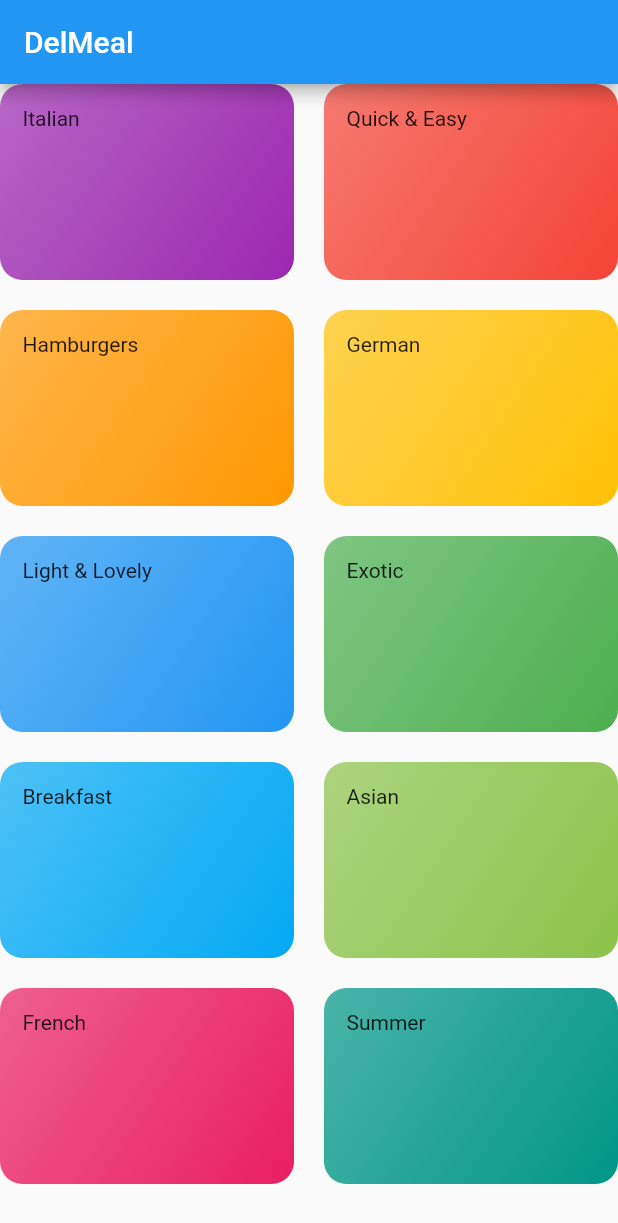
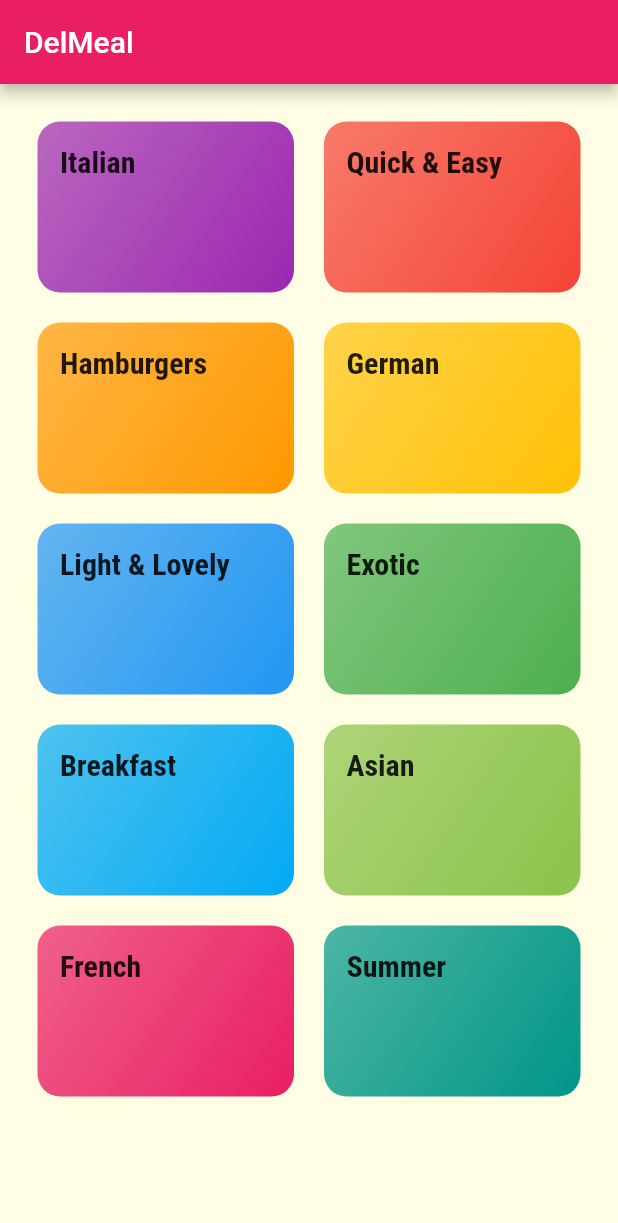
Before and after one commit to ramsony1/meals_app, a Flutter app: the screen it shows after launch, on a phone screen of 412 x 824 dp. Shown: the top 1223 px of the screen. Run offline on Flutter 3.47's test engine with Material 2 defaults, Android fonts, the phone set to English and light mode, and no system bars; Roboto replaces fonts that are missing (Releway).

Commit message:
style and theaming

```diff
--- a/lib/categories_screen.dart
+++ b/lib/categories_screen.dart
@@ -11,6 +11,7 @@ class CategoriesScreen extends StatelessWidget {
         title: Text('DelMeal'),
       ),
       body: GridView(
+        padding: EdgeInsets.all(25),
         gridDelegate: SliverGridDelegateWithMaxCrossAxisExtent(
           maxCrossAxisExtent: 200.0,
           childAspectRatio: 3 / 2,
--- a/lib/category_item.dart
+++ b/lib/category_item.dart
@@ -9,7 +9,10 @@ class CategoryItem extends StatelessWidget {
   Widget build(BuildContext context) {
     return Container(
       padding: const EdgeInsets.all(15),
-      child: Text(title),
+      child: Text(
+        title,
+        style: Theme.of(context).textTheme.headline5,
+      ),
       decoration: BoxDecoration(
         gradient: LinearGradient(
           colors: [color.withOpacity(0.7), color],
--- a/lib/main.dart
+++ b/lib/main.dart
@@ -10,7 +10,22 @@ class MyApp extends StatelessWidget {
     return MaterialApp(
       title: 'DeliMeals',
       theme: ThemeData(
-        primarySwatch: Colors.blue,
+        primarySwatch: Colors.pink,
+        accentColor: Colors.amber,
+        canvasColor: Color.fromRGBO(255, 254, 229, 1),
+        fontFamily: 'Releway',
+        textTheme: ThemeData.light().textTheme.copyWith(
+            bodyText1: TextStyle(
+              color: Color.fromARGB(20, 51, 51, 1),
+            ),
+            bodyText2: TextStyle(
+              color: Color.fromARGB(20, 51, 51, 1),
+            ),
+            headline5: TextStyle(
+              fontSize: 20,
+              fontFamily: 'RobotoCondensed',
+              fontWeight: FontWeight.bold,
+            )),
       ),
       home: CategoriesScreen(),
     );
```
Also changed, not shown: pubspec.yaml (+17 -6 lines), assets/fonts/Raleway-Black.ttf (added), assets/fonts/Raleway-Bold.ttf (added), assets/fonts/Raleway-Regular.ttf (added), assets/fonts/RobotoCondensed-Bold.ttf (added), assets/fonts/RobotoCondensed-Italic.ttf (added), assets/fonts/RobotoCondensed-Light.ttf (added), assets/fonts/RobotoCondensed-Regular.ttf (added).
